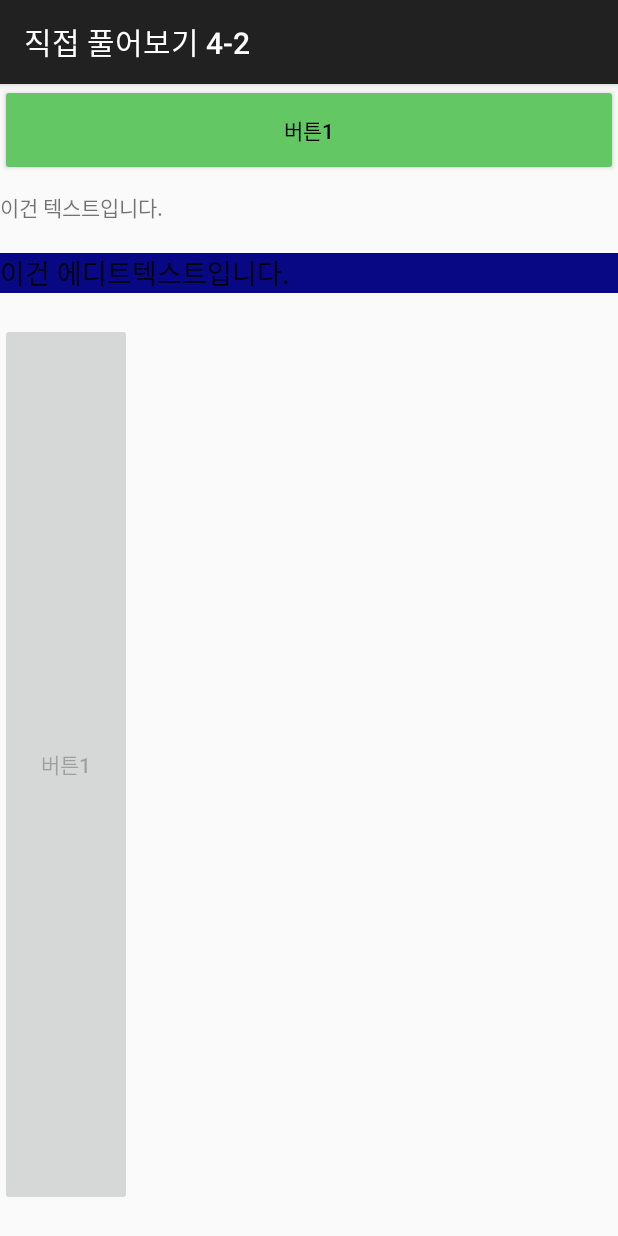
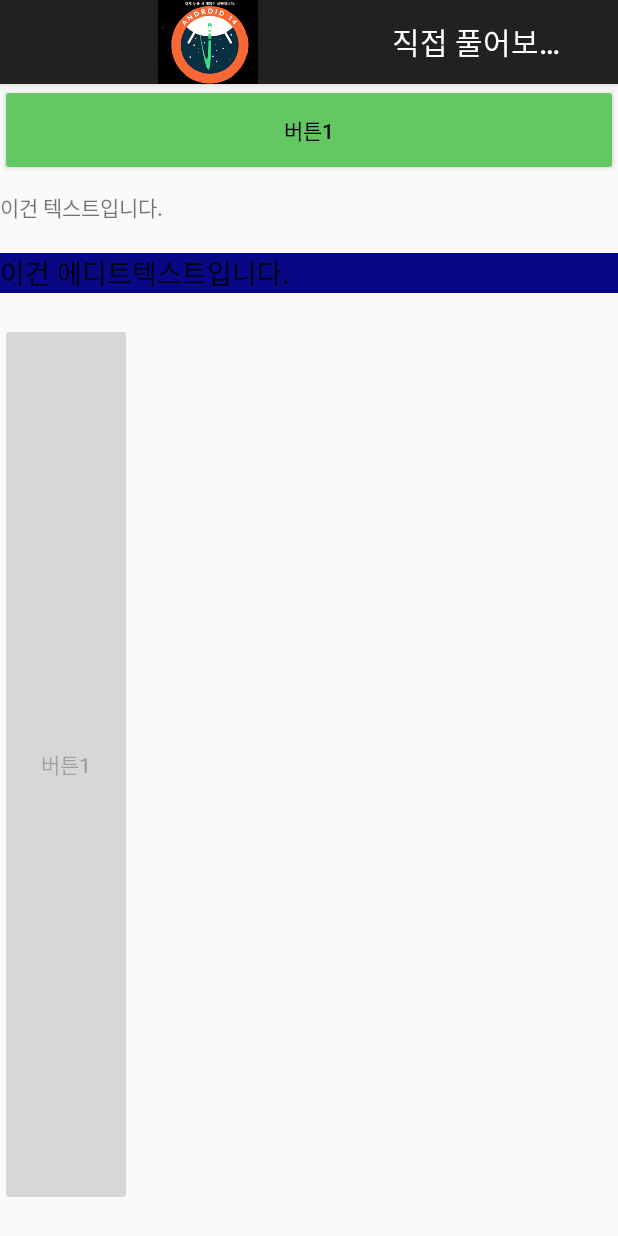
Before and after one commit to kimkunwoo99/Direct4_2, an Android app: the screen it shows after launch (MainActivity), on a phone screen of 412 x 824 dp. Run offline under Robolectric (Android 15) with nearby library versions, the phone set to English and light mode, and no system bars.

Commit message:
ActionBar에 아이콘 추가

```diff
--- a/app/src/main/java/kr/ac/kopo/direct4_2/MainActivity.java
+++ b/app/src/main/java/kr/ac/kopo/direct4_2/MainActivity.java
@@ -20,5 +20,7 @@ public class MainActivity extends AppCompatActivity {
             v.setPadding(systemBars.left, systemBars.top, systemBars.right, systemBars.bottom);
             return insets;
         });
+        getSupportActionBar().setDisplayShowHomeEnabled(true);
+        getSupportActionBar().setIcon(R.drawable.ndroid14_icon);
     }
 }
```
